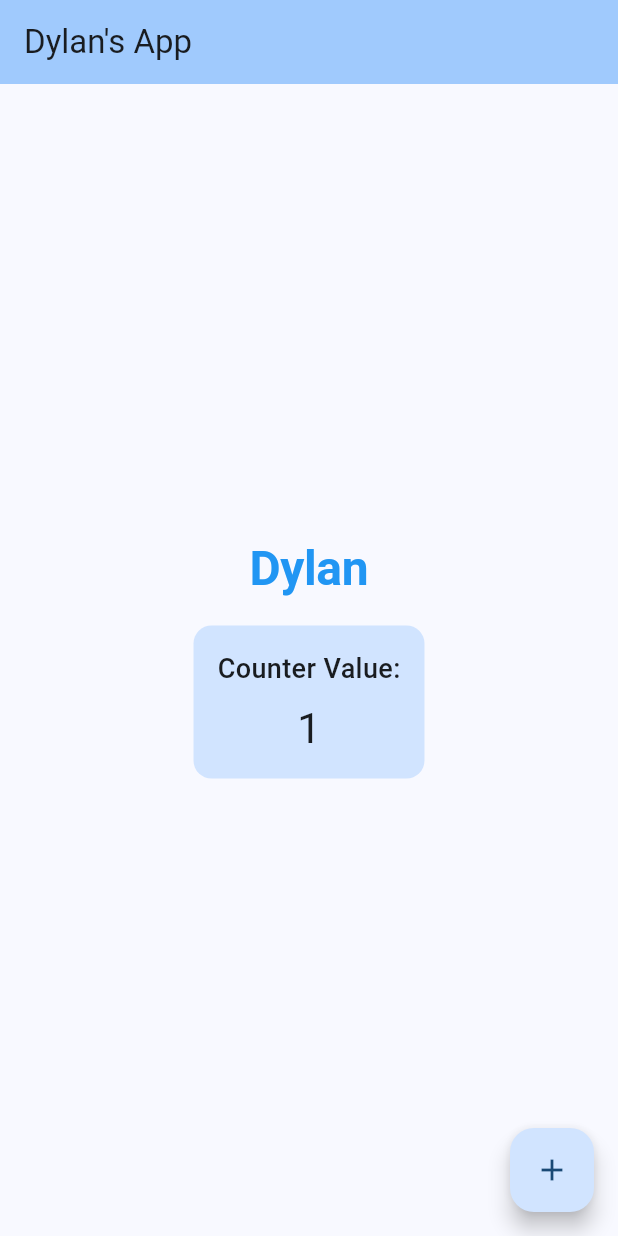
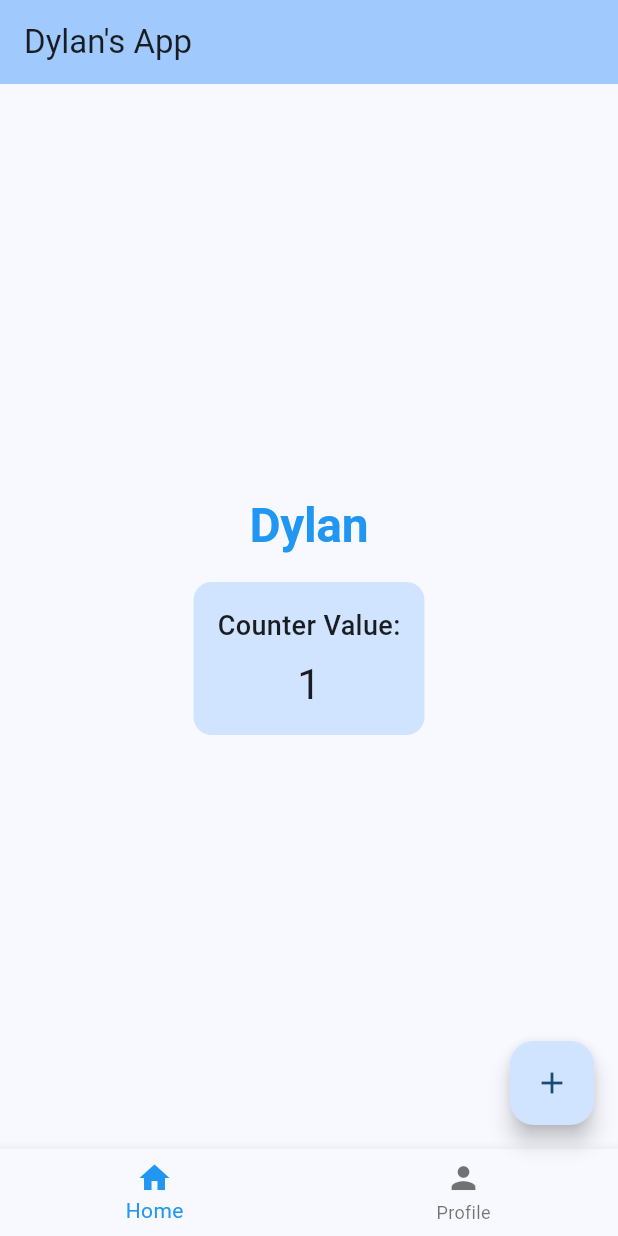
Before and after one commit to dylanmesquita/PDM-II, a Flutter app: the screen it shows after launch, after a tap on the "add" icon, on a phone screen of 412 x 824 dp. Run offline on Flutter 3.47's test engine with Material 3 defaults, Android fonts, the phone set to English and light mode, and no system bars.

```diff
--- a/atividades/atividade-5/app/lib/main.dart
+++ b/atividades/atividade-5/app/lib/main.dart
@@ -4,10 +4,55 @@ void main() {
   runApp(const MyApp());
 }
 
+class ProfilePage extends StatelessWidget {
+  const ProfilePage({super.key});
+
+  @override
+  Widget build(BuildContext context) {
+    return Scaffold(
+      appBar: AppBar(
+        backgroundColor: Theme.of(context).colorScheme.inversePrimary,
+        title: const Text('Profile'),
+      ),
+      body: Center(
+        child: Column(
+          mainAxisAlignment: MainAxisAlignment.center,
+          children: [
+            const CircleAvatar(
+              radius: 50,
+              child: Icon(Icons.person, size: 50),
+            ),
+            const SizedBox(height: 20),
+            Text(
+              'Dylan\'s Profile',
+              style: Theme.of(context).textTheme.displayLarge,
+            ),
+            const SizedBox(height: 16),
+            Container(
+              padding: const EdgeInsets.all(16),
+              decoration: BoxDecoration(
+                color: Theme.of(context).colorScheme.primaryContainer,
+                borderRadius: BorderRadius.circular(12),
+              ),
+              child: const Column(
+                children: [
+                  Text(
+                    'Welcome to my profile!',
+                    style: TextStyle(fontSize: 18),
+                  ),
+                ],
+              ),
+            ),
+          ],
+        ),
+      ),
+    );
+  }
+}
+
 class MyApp extends StatelessWidget {
   const MyApp({super.key});
 
-  // This widget is the root of your application.
   @override
   Widget build(BuildContext context) {
     return MaterialApp(
@@ -34,15 +79,6 @@ class MyApp extends StatelessWidget {
 class MyHomePage extends StatefulWidget {
   const MyHomePage({super.key, required this.title});
 
-  // This widget is the home page of your application. It is stateful, meaning
-  // that it has a State object (defined below) that contains fields that affect
-  // how it looks.
-
-  // This class is the configuration for the state. It holds the values (in this
-  // case the title) provided by the parent (in this case the App widget) and
-  // used by the build method of the State. Fields in a Widget subclass are
-  // always marked "final".
-
   final String title;
 
   @override
@@ -51,53 +87,36 @@ class MyHomePage extends StatefulWidget {
 
 class _MyHomePageState extends State<MyHomePage> {
   int _counter = 0;
+  int _selectedIndex = 0;
 
   void _incrementCounter() {
     setState(() {
-      // This call to setState tells the Flutter framework that something has
-      // changed in this State, which causes it to rerun the build method below
-      // so that the display can reflect the updated values. If we changed
-      // _counter without calling setState(), then the build method would not be
-      // called again, and so nothing would appear to happen.
       _counter++;
+    });
+  }
+
+  void _onItemTapped(int index) {
+    setState(() {
+      _selectedIndex = index;
+      if (index == 1) {
+        Navigator.push(
+          context,
+          MaterialPageRoute(builder: (context) => const ProfilePage()),
+        );
+      }
     });
   }
 
   @override
   Widget build(BuildContext context) {
-    // This method is rerun every time setState is called, for instance as done
-    // by the _incrementCounter method above.
-    //
-    // The Flutter framework has been optimized to make rerunning build methods
-    // fast, so that you can just rebuild anything that needs updating rather
-    // than having to individually change instances of widgets.
+
     return Scaffold(
       appBar: AppBar(
-        // TRY THIS: Try changing the color here to a specific color (to
-        // Colors.amber, perhaps?) and trigger a hot reload to see the AppBar
-        // change color while the other colors stay the same.
         backgroundColor: Theme.of(context).colorScheme.inversePrimary,
-        // Here we take the value from the MyHomePage object that was created by
-        // the App.build method, and use it to set our appbar title.
         title: Text(widget.title),
       ),
       body: Center(
-        // Center is a layout widget. It takes a single child and positions it
-        // in the middle of the parent.
         child: Column(
-          // Column is also a layout widget. It takes a list of children and
-          // arranges them vertically. By default, it sizes itself to fit its
-          // children horizontally, and tries to be as tall as its parent.
-          //
-          // Column has various properties to control how it sizes itself and
-          // how it positions its children. Here we use mainAxisAlignment to
-          // center the children vertically; the main axis here is the vertical
-          // axis because Columns are vertical (the cross axis would be
-          // horizontal).
-          //
-          // TRY THIS: Invoke "debug painting" (choose the "Toggle Debug Paint"
-          // action in the IDE, or press "p" in the console), to see the
-          // wireframe for each widget.
           mainAxisAlignment: MainAxisAlignment.center,
           children: <Widget>[
             Text(
@@ -135,6 +154,21 @@ class _MyHomePageState extends State<MyHomePage> {
         onPressed: _incrementCounter,
         tooltip: 'Increment',
         child: const Icon(Icons.add),
+      ),
+      bottomNavigationBar: BottomNavigationBar(
+        items: const <BottomNavigationBarItem>[
+          BottomNavigationBarItem(
+            icon: Icon(Icons.home),
+            label: 'Home',
+          ),
+          BottomNavigationBarItem(
+            icon: Icon(Icons.person),
+            label: 'Profile',
+          ),
+        ],
+        currentIndex: _selectedIndex,
+        selectedItemColor: Colors.blue,
+        onTap: _onItemTapped,
       ), // This trailing comma makes auto-formatting nicer for build methods.
     );
   }
```
